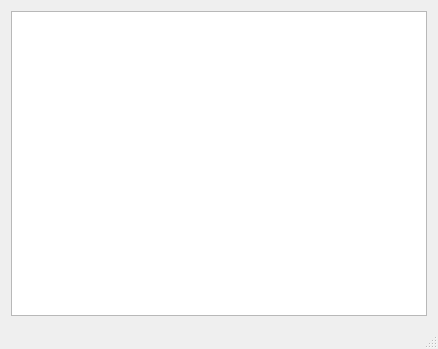
This is shooter/turrel.ui in IlyaBoykoProgr/qt-cpp as Qt 5 draws it before an edit. The edited form follows.
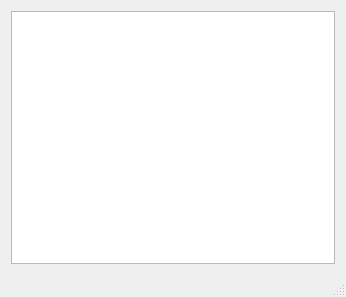
This is the edited form. Icons and pictures are not drawn.

Patch:
```diff
--- a/shooter/turrel.ui
+++ b/shooter/turrel.ui
@@ -6,13 +6,16 @@
    <rect>
     <x>0</x>
     <y>0</y>
-    <width>438</width>
-    <height>349</height>
+    <width>346</width>
+    <height>297</height>
    </rect>
   </property>
   <property name="windowTitle">
    <string>Shooter game</string>
   </property>
+  <property name="styleSheet">
+   <string notr="true">background-image: url(:/img/kosmos.jpg);</string>
+  </property>
   <widget class="QWidget" name="centralWidget">
    <layout class="QGridLayout" name="gridLayout">
     <item row="0" column="0">
```
Left out of the diff: 2 changed lines with no effect on the pictures.
